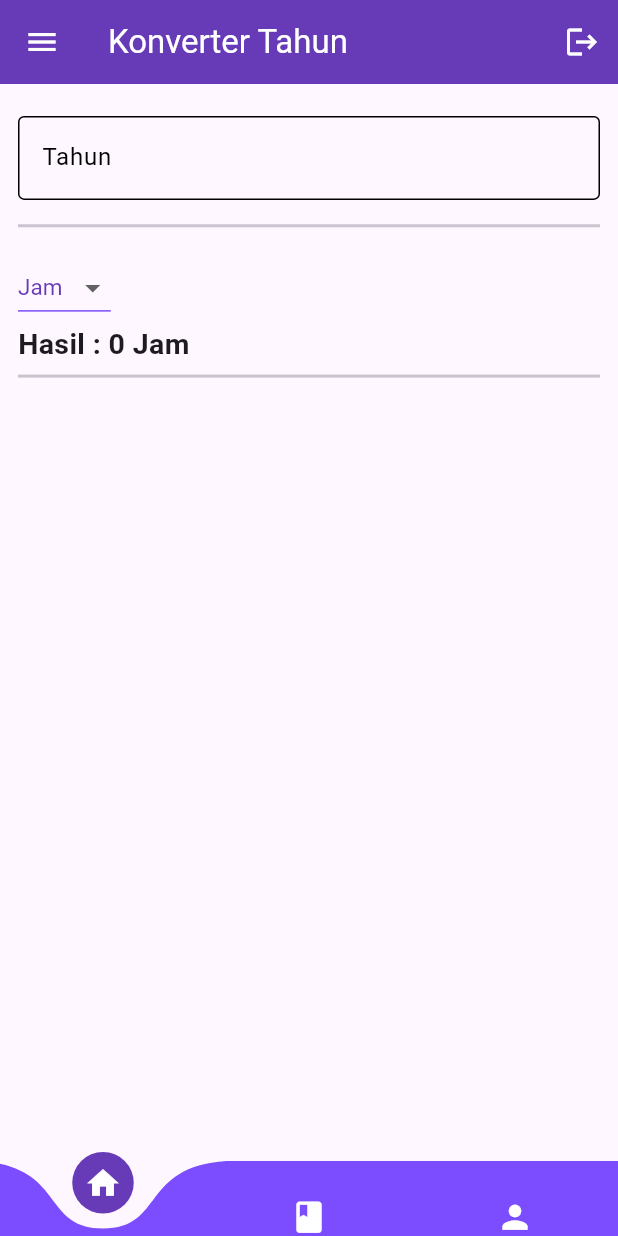
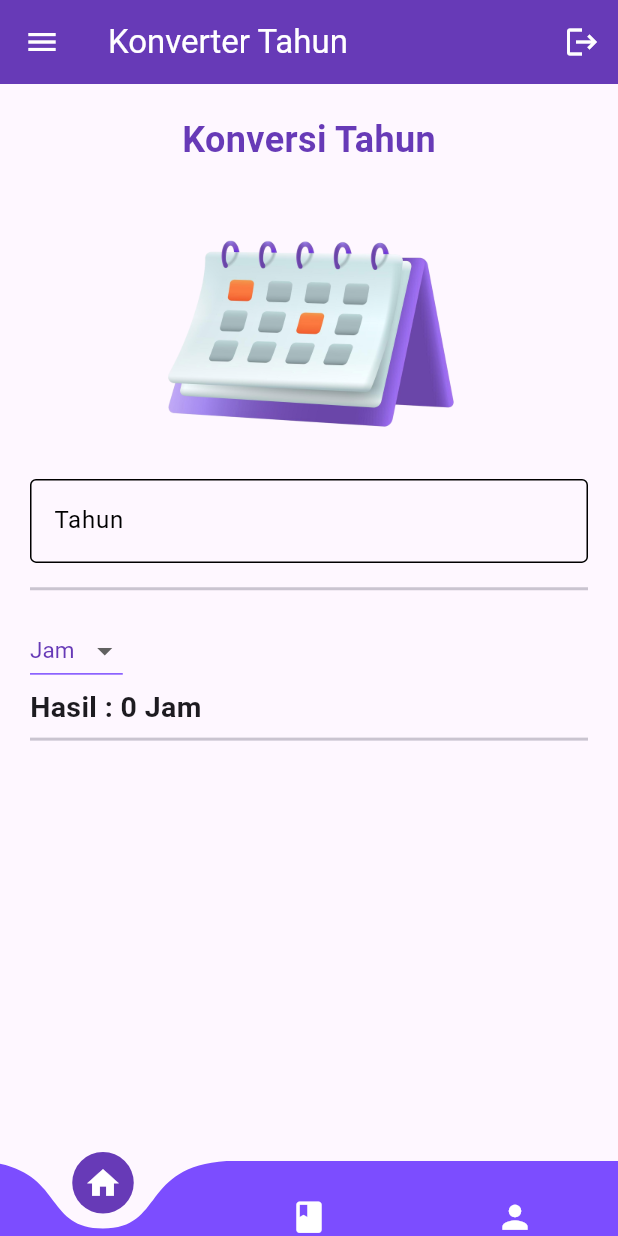
Before and after one commit to anndeviant/tpm_teori_t3, a Flutter app: the screen it shows after launch, on a phone screen of 412 x 824 dp. Run offline on Flutter 3.47's test engine with Material 3 defaults, Android fonts, the phone set to English and light mode, and no system bars; drawn by our look-alikes of curved_navigation_bar.

Commit message:
menambahkan gambar calendar

```diff
--- a/lib/convert.dart
+++ b/lib/convert.dart
@@ -74,8 +74,24 @@ class _ConvertState extends State<Convert> {
     return Scaffold(
       body: SafeArea(
           child: Padding(
-        padding: const EdgeInsets.all(12.0),
-        child: SizedBox(
+        padding: const EdgeInsets.all(20.0),
+        child: Column(
+          children: [
+            Text(
+              'Konversi Tahun',
+              style: TextStyle(
+                fontSize: 24,
+                fontWeight: FontWeight.bold,
+                color: Colors.deepPurple,
+              ),
+            ),
+            Image.asset(
+              "assets/images/calendar.png",
+              height: 200,
+              width: 250,
+              fit: BoxFit.cover,
+            ),
+            SizedBox(
               height: 200,
               child: Column(
                 mainAxisAlignment: MainAxisAlignment.spaceEvenly,
@@ -94,10 +110,10 @@ class _ConvertState extends State<Convert> {
                       DropdownButton<String>(
                         value: dropdownValue,
                         elevation: 16,
-                    style:
-                        const TextStyle(color: Colors.deepPurple, fontSize: 15),
-                    underline:
-                        Container(height: 1, color: Colors.deepPurpleAccent),
+                        style: const TextStyle(
+                            color: Colors.deepPurple, fontSize: 15),
+                        underline: Container(
+                            height: 1, color: Colors.deepPurpleAccent),
                         onChanged: (String? value) {
                           // This is called when the user selects an item.
                           setState(() {
@@ -105,14 +121,16 @@ class _ConvertState extends State<Convert> {
                             convert();
                           });
                         },
-                    items: list.map<DropdownMenuItem<String>>((String value) {
+                        items:
+                            list.map<DropdownMenuItem<String>>((String value) {
                           return DropdownMenuItem<String>(
                               value: value, child: Text(value));
                         }).toList(),
                       ),
                       Text(
                         "Hasil : $hasil $dropdownValue",
-                    style: TextStyle(fontWeight: FontWeight.bold, fontSize: 19),
+                        style: TextStyle(
+                            fontWeight: FontWeight.bold, fontSize: 19),
                       ),
                       Divider(thickness: 2),
                     ],
@@ -120,6 +138,8 @@ class _ConvertState extends State<Convert> {
                 ],
               ),
             ),
+          ],
+        ),
       )),
     );
   }
--- a/pubspec.yaml
+++ b/pubspec.yaml
@@ -59,8 +59,8 @@ flutter:
   uses-material-design: true
 
   # To add assets to your application, add an assets section, like this:
-  # assets:
-  #   - images/a_dot_burr.jpeg
+  assets:
+      - assets/images/
   #   - images/a_dot_ham.jpeg
 
   # An image asset can refer to one or more resolution-specific "variants", see
```
Also changed, not shown: assets/images/calendar.png (added). Lines whose indentation alone changed are shown as unchanged.
